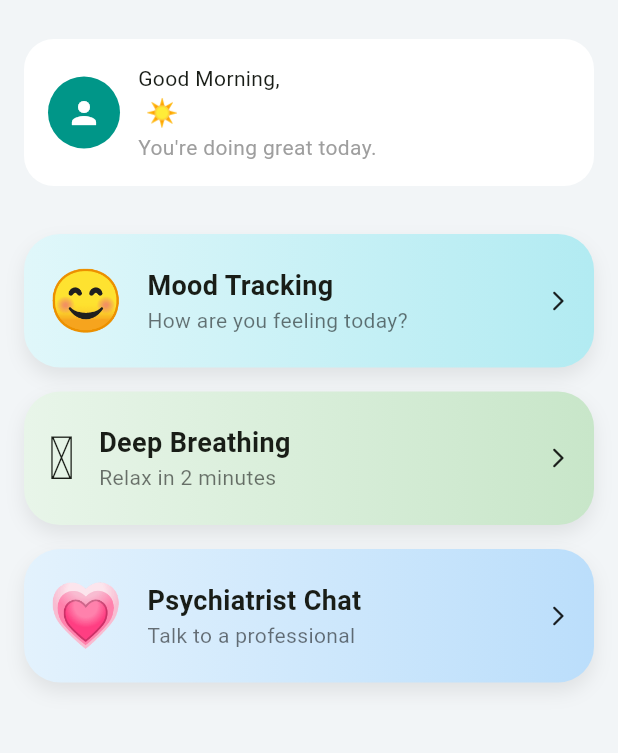
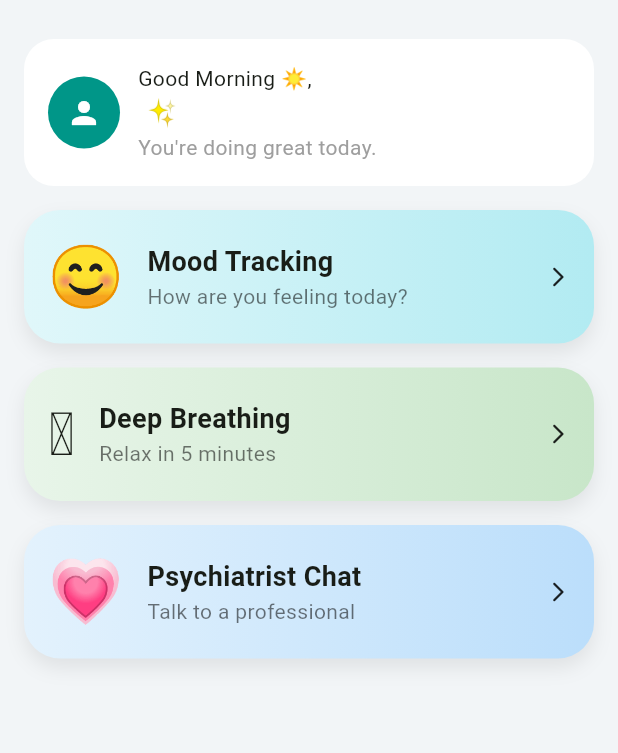
Before and after one commit to arnarock/mindcare, a Flutter app: the screen it shows once a user with an empty profile is signed in, on a phone screen of 412 x 824 dp, the part 75-828 px from its top. Run offline on Flutter 3.47's test engine with Material 3 defaults, Android fonts, the phone set to English and light mode, and no system bars; our stand-ins replace cloud_firestore, firebase_auth, firebase_core; accounts and stored records are empty.

Commit message:
aom update home greeting + meditation default 5 mins

```diff
--- a/lib/features/home/home.dart
+++ b/lib/features/home/home.dart
@@ -9,6 +9,19 @@ import 'package:mindcare/features/psychiatrist/psychiatrist_page.dart';
 
 class HomePage extends StatelessWidget {
   const HomePage({super.key});
+
+  /// ---------------- GREETING ----------------
+  String _getGreeting() {
+    final hour = DateTime.now().hour;
+
+    if (hour >= 5 && hour < 12) {
+      return "Good Morning ☀️";
+    } else if (hour >= 12 && hour < 17) {
+      return "Good Afternoon 🌤";
+    } else {
+      return "Good Evening 🌙";
+    }
+  }
 
   @override
   Widget build(BuildContext context) {
@@ -55,8 +68,6 @@ class HomePage extends StatelessWidget {
                       children: [
                         _todayMoodCard(firstName),
                         const SizedBox(height: 16),
-                        // _moodDiaryButton(context),
-                        const SizedBox(height: 16),
 
                         _menuCard(
                           title: 'Mood Tracking',
@@ -79,7 +90,7 @@ class HomePage extends StatelessWidget {
 
                         _menuCard(
                           title: 'Deep Breathing',
-                          subtitle: 'Relax in 2 minutes',
+                          subtitle: 'Relax in 5 minutes',
                           icon: '🪷',
                           gradient: const LinearGradient(
                             colors: [Color(0xFFE8F5E9), Color(0xFFC8E6C9)],
@@ -116,7 +127,6 @@ class HomePage extends StatelessWidget {
                     ),
                   ),
                 ),
-                // _bottomNav(),
               ],
             ),
           ),
@@ -132,16 +142,12 @@ Widget _header(BuildContext context) {
       child: Row(
         mainAxisAlignment: MainAxisAlignment.spaceBetween,
         children: [
-        InkWell(
-          borderRadius: BorderRadius.circular(8),
-          onTap: null,
-          child: const Text(
+          const Text(
             'MindCare+',
             style: TextStyle(
               fontSize: 22,
               fontWeight: FontWeight.bold,
               color: Colors.teal,
-            ),
             ),
           ),
           Row(
@@ -202,12 +208,12 @@ Widget _header(BuildContext context) {
             child: Column(
               crossAxisAlignment: CrossAxisAlignment.start,
               children: [
-                const Text(
-                  'Good Morning,',
-                  style: TextStyle(fontSize: 14),
+                Text(
+                  '${_getGreeting()},',
+                  style: const TextStyle(fontSize: 14),
                 ),
                 Text(
-                  '$firstName ☀️',
+                  '$firstName ✨',
                   style: const TextStyle(
                     fontSize: 18,
                     fontWeight: FontWeight.bold,
@@ -224,25 +230,6 @@ Widget _header(BuildContext context) {
       ),
     );
   }
-
-  // Widget _moodDiaryButton(BuildContext context) {
-  //   return SizedBox(
-  //     width: double.infinity,
-  //     child: ElevatedButton.icon(
-  //       onPressed: () {
-  //         Navigator.push(
-  //           context,
-  //           MaterialPageRoute(builder: (_) => const MoodDiaryPage()),
-  //         );
-  //       },
-  //       icon: const Icon(Icons.menu_book_rounded),
-  //       label: const Text(
-  //         'Open Mood Diary',
-  //         style: TextStyle(fontWeight: FontWeight.w600),
-  //       ),
-  //     ),
-  //   );
-  // }
 
   Widget _menuCard({
     required String title,
@@ -295,23 +282,4 @@ Widget _header(BuildContext context) {
       ),
     );
   }
-
-  // Widget _bottomNav() {
-  //   return Container(
-  //     padding: const EdgeInsets.symmetric(vertical: 12),
-  //     decoration: const BoxDecoration(
-  //       color: Colors.white,
-  //       borderRadius: BorderRadius.vertical(top: Radius.circular(24)),
-  //     ),
-  //     child: const Row(
-  //       mainAxisAlignment: MainAxisAlignment.spaceAround,
-  //       children: [
-  //         Icon(Icons.home, color: Colors.teal),
-  //         Icon(Icons.self_improvement),
-  //         Icon(Icons.chat_bubble_outline),
-  //         Icon(Icons.person_outline),
-  //       ],
-  //     ),
-  //   );
-  // }
 }
```
Also changed, not shown: lib/features/meditation/meditation_page.dart (+10 -14 lines), pubspec.lock. Lines whose indentation alone changed are shown as unchanged.
